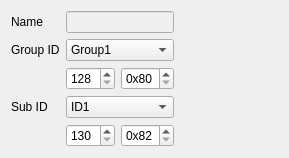
Qt form source/wnd/ui/robotaddr.ui (ww4u/megarobostudio) before a commit.
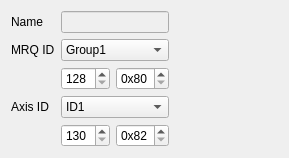
The same form after that commit.

The edit to the form file:
```diff
--- a/source/wnd/ui/robotaddr.ui
+++ b/source/wnd/ui/robotaddr.ui
@@ -37,7 +37,7 @@
    <item row="3" column="0">
     <widget class="QLabel" name="label_10">
      <property name="text">
-      <string>Sub ID</string>
+      <string>Axis ID</string>
      </property>
     </widget>
    </item>
@@ -67,7 +67,7 @@
    <item row="1" column="0">
     <widget class="QLabel" name="label_9">
      <property name="text">
-      <string>Group ID</string>
+      <string>MRQ ID</string>
      </property>
     </widget>
    </item>
```
Left out of the diff: 12 changed lines with no effect on the pictures.
